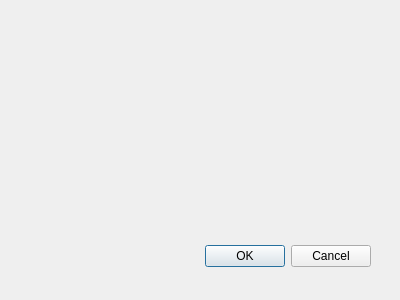
migal-drew/Course_C_plus_plus, file Students/dialog.ui: the form before one commit.
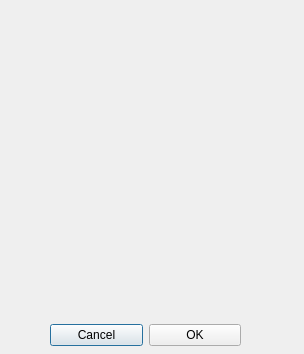
The form after the commit.

Patch:
```diff
--- a/Students/dialog.ui
+++ b/Students/dialog.ui
@@ -8,28 +8,49 @@
    <rect>
     <x>0</x>
     <y>0</y>
-    <width>400</width>
-    <height>300</height>
+    <width>304</width>
+    <height>354</height>
    </rect>
   </property>
   <property name="windowTitle">
    <string>Dialog</string>
   </property>
-  <widget class="QDialogButtonBox" name="buttonBox">
+  <widget class="QWidget" name="gridLayoutWidget">
    <property name="geometry">
     <rect>
      <x>30</x>
-     <y>240</y>
-     <width>341</width>
-     <height>32</height>
+     <y>0</y>
+     <width>231</width>
+     <height>251</height>
     </rect>
    </property>
-   <property name="orientation">
-    <enum>Qt::Horizontal</enum>
+   <layout class="QGridLayout" name="gridLayout"/>
+  </widget>
+  <widget class="QWidget" name="horizontalLayoutWidget">
+   <property name="geometry">
+    <rect>
+     <x>50</x>
+     <y>320</y>
+     <width>191</width>
+     <height>31</height>
+    </rect>
    </property>
-   <property name="standardButtons">
-    <set>QDialogButtonBox::Cancel|QDialogButtonBox::Ok</set>
-   </property>
+   <layout class="QHBoxLayout" name="horizontalLayout" stretch="1,1">
+    <item>
+     <widget class="QPushButton" name="btn_cancel">
+      <property name="text">
+       <string>Cancel</string>
+      </property>
+     </widget>
+    </item>
+    <item>
+     <widget class="QPushButton" name="btn_ok">
+      <property name="text">
+       <string>OK</string>
+      </property>
+     </widget>
+    </item>
+   </layout>
   </widget>
  </widget>
  <pixmapfunction/>
```
Left out of the diff: 40 changed lines with no effect on the pictures.
